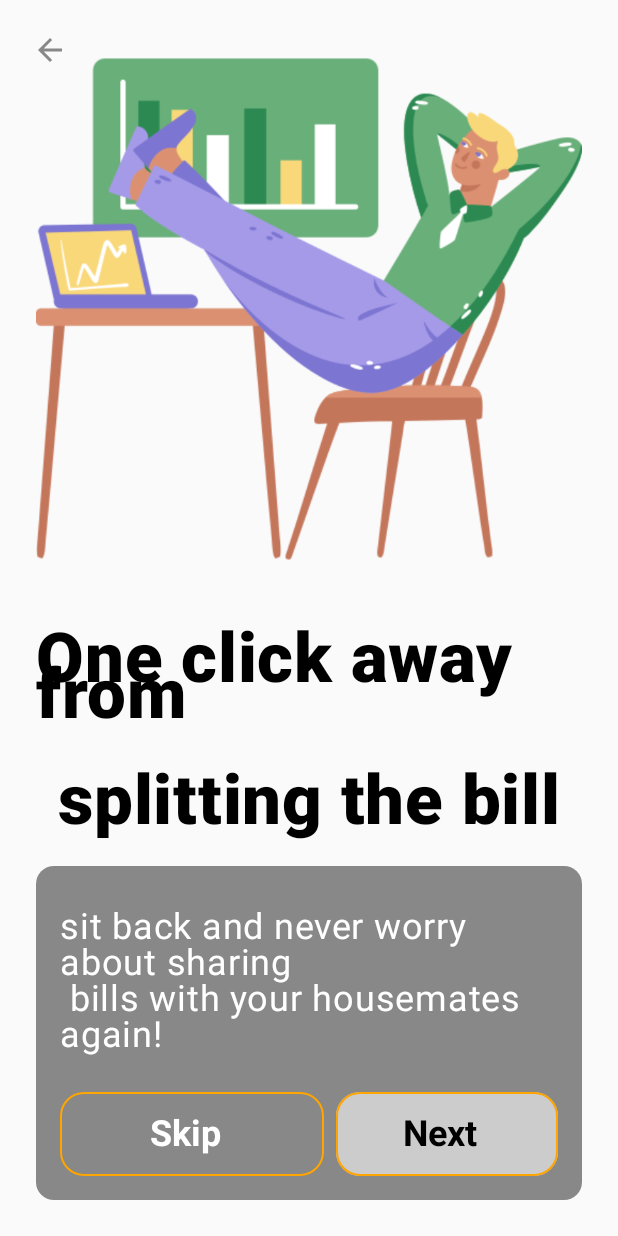
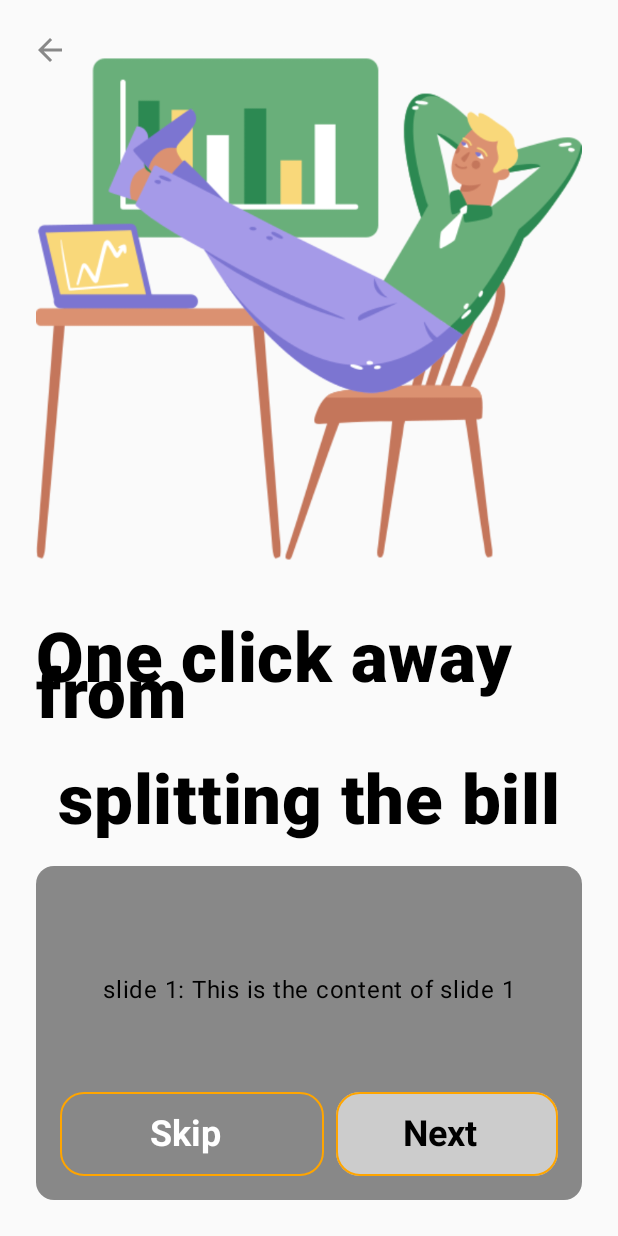
Before and after one commit to DevKorrir/BongeshaProject1, an Android app built with Jetpack Compose: the MainActivity screen opened through its navigation route, on a phone screen of 412 x 824 dp. Run offline under Robolectric (Android 15) with nearby library versions, the phone set to English and light mode, and no system bars.

Commit message:
create a slide textm and apply it in welcome screen

```diff
--- /dev/null
+++ b/app/src/main/java/dev/korryr/bongesha/commons/BongaSlideScreen.kt
@@ -0,0 +1,38 @@
+package dev.korryr.bongesha.commons
+
+import androidx.compose.foundation.layout.Column
+import androidx.compose.foundation.layout.Spacer
+import androidx.compose.foundation.layout.height
+import androidx.compose.foundation.layout.padding
+import androidx.compose.material3.Button
+import androidx.compose.material3.Text
+import androidx.compose.runtime.Composable
+import androidx.compose.runtime.getValue
+import androidx.compose.runtime.mutableStateOf
+import androidx.compose.runtime.remember
+import androidx.compose.runtime.setValue
+import androidx.compose.ui.Modifier
+import androidx.compose.ui.unit.dp
+
+@Composable
+fun BongaSlideText(
+    text: String
+){
+
+    Column {
+        Text(
+            text = text,
+            modifier = Modifier.padding(16.dp)
+        )
+
+        Spacer(modifier = Modifier.height(16.dp))
+/*
+        Button(onClick = {
+            currentSlideIndex = (currentSlideIndex + 1) % slides.size
+        }) {
+            Text("Next")
+        }
+
+ */
+    }
+}
--- a/app/src/main/java/dev/korryr/bongesha/screens/Firebasescreen.kt
+++ b/app/src/main/java/dev/korryr/bongesha/screens/Firebasescreen.kt
@@ -6,6 +6,8 @@ import androidx.activity.result.contract.ActivityResultContracts
 import androidx.compose.foundation.Image
 import androidx.compose.foundation.layout.Column
 import androidx.compose.foundation.layout.padding
+import androidx.compose.foundation.rememberScrollState
+import androidx.compose.foundation.verticalScroll
 import androidx.compose.material3.Button
 import androidx.compose.material3.Text
 import androidx.compose.runtime.Composable
@@ -37,11 +39,15 @@ modifier = Modifier
 
         }
 
-        imageUriList.forEach{
-            Image(
-                painter = rememberAsyncImagePainter(model = it),
-                contentDescription = null
-            )
+        Column(
+            //modifier = Modifier.verticalScroll(rememberScrollState())
+        ) {
+            imageUriList.forEach{
+                Image(
+                    painter = rememberAsyncImagePainter(model = it),
+                    contentDescription = null
+                )
+            }
         }
     }
 }
--- a/app/src/main/java/dev/korryr/bongesha/screens/welcomescreen.kt
+++ b/app/src/main/java/dev/korryr/bongesha/screens/welcomescreen.kt
@@ -22,7 +22,11 @@ import androidx.compose.material.icons.filled.ArrowBack
 import androidx.compose.material3.Icon
 import androidx.compose.material3.Text
 import androidx.compose.runtime.Composable
+import androidx.compose.runtime.getValue
 import androidx.compose.runtime.internal.composableLambdaInstance
+import androidx.compose.runtime.mutableStateOf
+import androidx.compose.runtime.remember
+import androidx.compose.runtime.setValue
 import androidx.compose.ui.Alignment
 import androidx.compose.ui.Modifier
 import androidx.compose.ui.draw.clip
@@ -36,6 +40,7 @@ import androidx.compose.ui.unit.dp
 import androidx.compose.ui.unit.sp
 import androidx.navigation.NavController
 import dev.korryr.bongesha.R
+import dev.korryr.bongesha.commons.BongaSlideText
 import dev.korryr.bongesha.commons.Route
 import dev.korryr.bongesha.commons.bongabutton
 import dev.korryr.bongesha.ui.theme.orange100
@@ -118,11 +123,25 @@ fun BongaWelcome(
                     horizontalAlignment = Alignment.CenterHorizontally,
                     verticalArrangement = Arrangement.Center
                 ){
+
+                    val slides = listOf(
+                        "slide 1: This is the content of slide 1",
+                        "slide 2: This is the content of slide 2",
+                        "slide 3: This is the content of slide 3"
+                    )
+
+                    var currentSlideIndex by remember {
+                        mutableStateOf(0) }
+
+                    BongaSlideText(
+                        text = slides[currentSlideIndex]
+                    )
+                        /*
                     Text(
                         text = "sit back and never worry about sharing \n bills with your housemates again!",
                         color = Color.White,
                         fontSize = 24.sp
-                        )
+                        )*/
 
                     Spacer(modifier = Modifier.height(24.dp))
 
@@ -136,6 +155,8 @@ fun BongaWelcome(
                             horizontalArrangement = Arrangement.SpaceEvenly,
                             verticalAlignment = Alignment.CenterVertically
                         ) {
+
+
                             bongabutton(
 
                                 showArrow = false,
@@ -144,7 +165,6 @@ fun BongaWelcome(
                                 buttonColor = Color.Gray,
                                 modifier = Modifier
                                     .width(176.dp)
-                                    //.wrapContentWidth()
                             ) {
                                 navController.navigate(Route.Home.SignIn)
                             }
@@ -157,10 +177,9 @@ fun BongaWelcome(
                                 color = Color.Black,
                                 buttonColor = Color.LightGray,
                                 modifier = Modifier
-                                    .width(176.dp)
-                                    //.wrapContentWidth()
+                                    .width(176.dp),
                             ) {
-
+                                currentSlideIndex = (currentSlideIndex + 1) % slides.size
                             }
                         }
                     }
```
